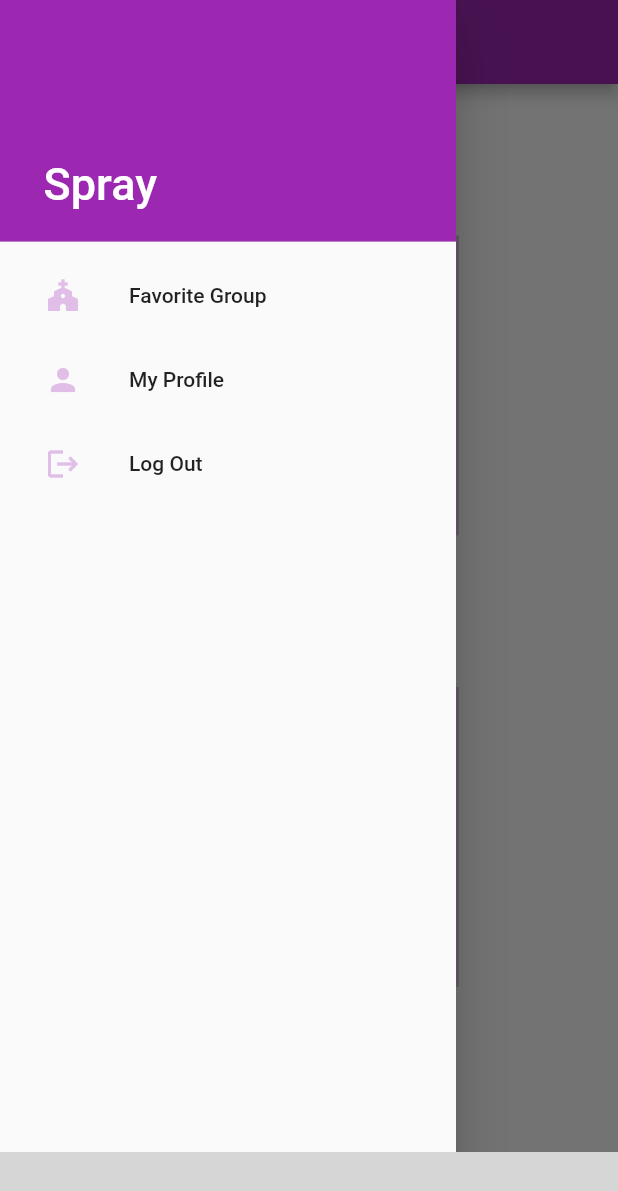
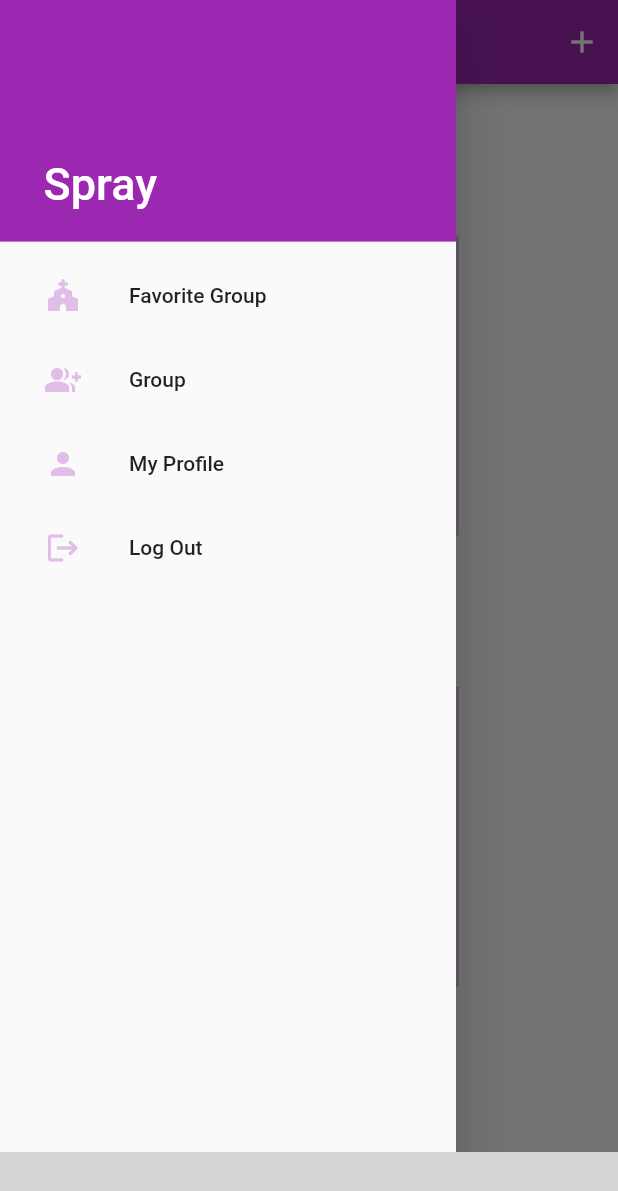
Before and after one commit to MoonSangJun/S-pray, a Flutter app: the HomePage screen opened directly, with the side drawer open, on a phone screen of 412 x 824 dp. Shown: the top 1191 px of the screen. Run offline on Flutter 3.47's test engine with Material 2 defaults, Android fonts, the phone set to English and light mode, and no system bars; our stand-ins replace cloud_firestore, firebase_auth, firebase_core, firebase_storage, google_maps_flutter, google_sign_in and 3 more; missing offline and left inert: bottom_bar, d_chart, firebase_ui_auth; accounts and stored records are empty; network calls fail; grey boxes are pictures that could not be loaded.

Commit message:
about Group

```diff
--- a/lib/add.dart
+++ b/lib/add.dart
@@ -31,7 +31,7 @@ class _AddPageState extends State<AddPage> {
 
   //upload images to Storage
   uploadImage() async {
-    QuerySnapshot _myDoc = await FirebaseFirestore.instance.collection('products').get();
+    QuerySnapshot _myDoc = await FirebaseFirestore.instance.collection('group').get();
     List<DocumentSnapshot> _myDocCount = _myDoc.docs;
     var count = _myDocCount.length;
     print(_myDocCount.length);
@@ -41,7 +41,7 @@ class _AddPageState extends State<AddPage> {
     var file = File(image!.path);
 
     var snapshot =
-    await _firebaseStorage.ref().child('images/product-$count').putFile(file);
+    await _firebaseStorage.ref().child('images/group-$count').putFile(file);
     var downloadUrl = await snapshot.ref.getDownloadURL();
     setState(() {
       imageUrl = downloadUrl;
@@ -68,7 +68,7 @@ class _AddPageState extends State<AddPage> {
     );
     final docRef = db.collection('group').doc(group.name);
     await docRef.set(group.toJson()).then(
-            (value) => log("Products uploaded successfully!"),
+            (value) => log("group uploaded successfully!"),
         onError: (e) => log("Error while uploading!"));
     Navigator.pushNamed(context,'/');
   }
@@ -118,7 +118,7 @@ class _AddPageState extends State<AddPage> {
                   TextField(
                     controller: _name,
                     decoration: InputDecoration(
-                      labelText: 'Product Name',
+                      labelText: 'GroupName',
                     ),
                   ),
                   TextField(
--- a/lib/app.dart
+++ b/lib/app.dart
@@ -13,7 +13,9 @@
 // limitations under the License.
 
 import 'package:flutter/material.dart';
+import 'package:spray/groupview.dart';
 import 'package:spray/timer.dart';
+import 'add.dart';
 import 'board.dart';
 import 'home.dart';
 import 'login.dart';
@@ -35,6 +37,9 @@ class SprayApp extends StatelessWidget {
         '/timer': (BuildContext context) => TimerPage(),
         '/board': (BuildContext context) => const BoardPage(),
         '/members': (BuildContext context) => MemberPage(),
+        '/group': (BuildContext context) => GroupPage(),
+        '/add': (BuildContext context) => AddPage(),
+
 
       },
     );
--- a/lib/home.dart
+++ b/lib/home.dart
@@ -66,6 +66,14 @@ class _HomePageState extends State<HomePage> {
             ),
             ListTile(
               contentPadding: const EdgeInsets.symmetric(horizontal: 30.0),
+              leading:  Icon(Icons.group_add, color: Colors.purple.shade100),
+              title: const Text('Group'),
+              onTap: () {
+                Navigator.pushNamed(context, '/group');
+              },
+            ),
+            ListTile(
+              contentPadding: const EdgeInsets.symmetric(horizontal: 30.0),
               leading:  Icon(Icons.person, color: Colors.purple.shade100),
               title: const Text('My Profile'),
               onTap: () {
@@ -87,8 +95,14 @@ class _HomePageState extends State<HomePage> {
       appBar: AppBar(
         backgroundColor: Colors.purple,
         title: const Text("Home"), centerTitle: true,
-
-
+        actions: <Widget>[
+          IconButton(
+              icon: const Icon(
+                Icons.add,
+                semanticLabel: 'search',
+              ),
+              onPressed: () => {Navigator.pushNamed(context, '/add')}),
+        ],
       ),
       body:
       PageView(
--- a/lib/login.dart
+++ b/lib/login.dart
@@ -72,7 +72,7 @@ class LoginPage extends StatelessWidget {
             ElevatedButton(
               onPressed: () {
                 signInWithAnonymously().then((value) =>
-                    Navigator.pushNamed(context,'/members')
+                    Navigator.pushNamed(context,'/')
 
                 );
               },
```
Also changed, not shown: 1 other file.
